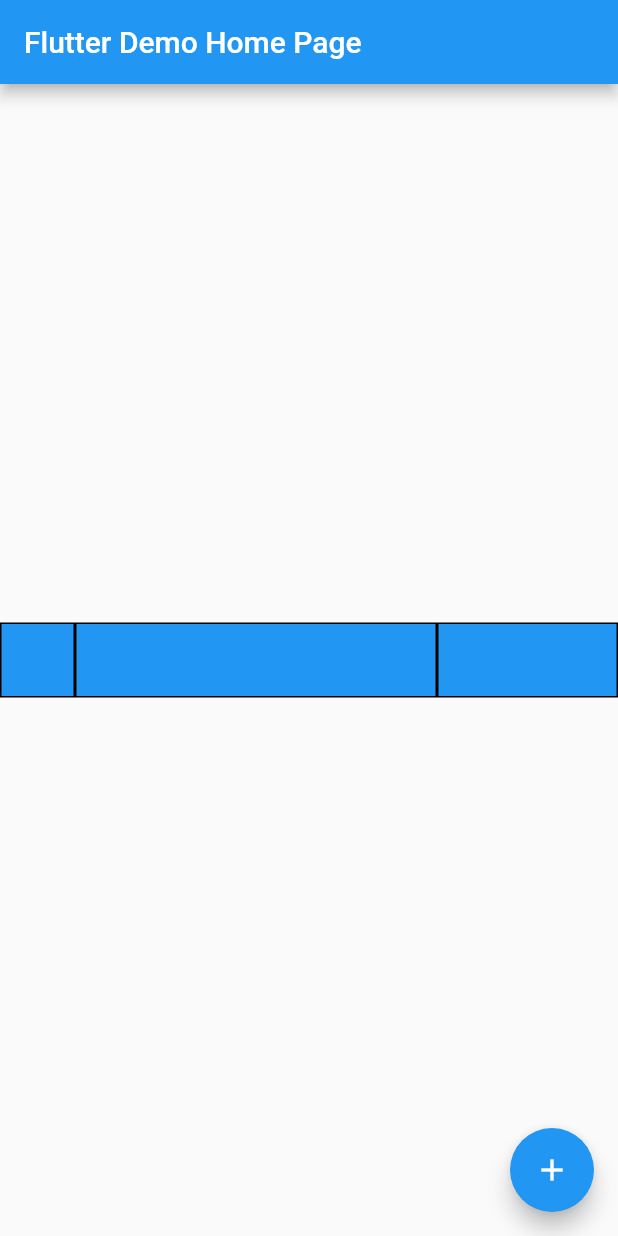
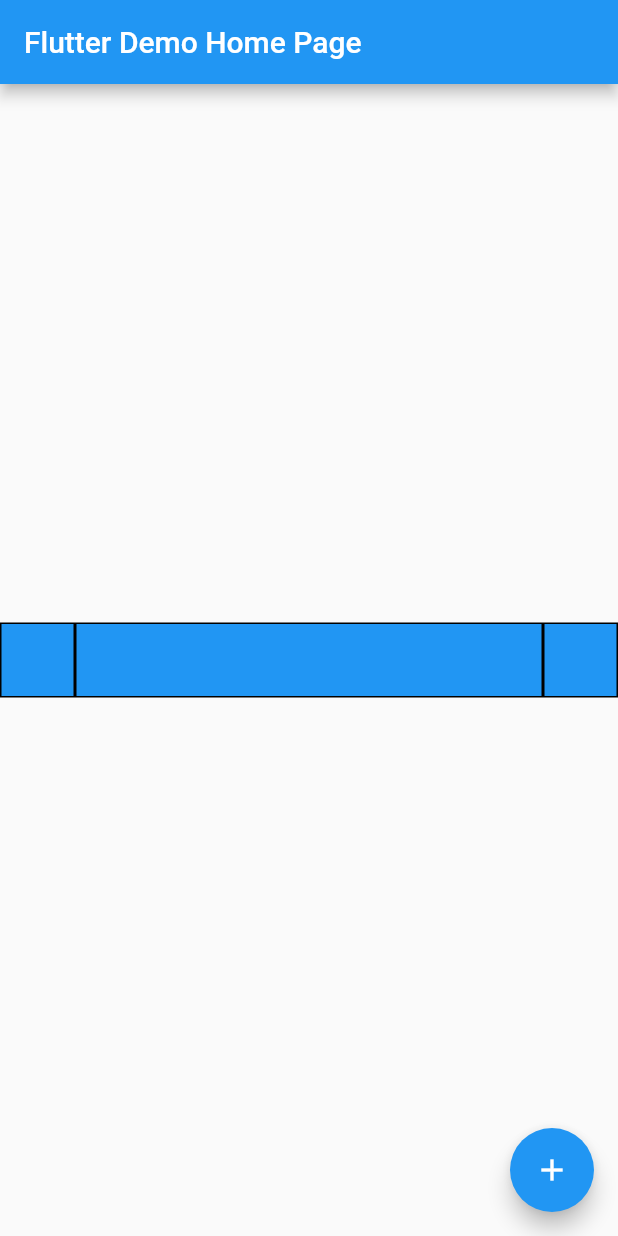
Before and after one commit to probepark/flutter-study, a Flutter app: the screen it shows after launch, on a phone screen of 412 x 824 dp. Run offline on Flutter 3.47's test engine with Material 2 defaults, Android fonts, the phone set to English and light mode, and no system bars.

Commit message:
Expanded widget

```diff
--- a/basic/lib/main.dart
+++ b/basic/lib/main.dart
@@ -49,8 +49,10 @@ class _MyHomePageState extends State<MyHomePage> {
               crossAxisAlignment: CrossAxisAlignment.start,
               children: <Widget>[
                 BlueBox(),
-                Flexible(fit: FlexFit.tight, flex: 2, child: BlueBox()),
-                Flexible(fit: FlexFit.tight, flex: 1, child: BlueBox()),
+                Expanded(child: BlueBox()),
+                BlueBox(),
+//                Flexible(fit: FlexFit.tight, flex: 2, child: BlueBox()),
+//                Flexible(fit: FlexFit.tight, flex: 1, child: BlueBox()),
               ],
             )
           ],
```
